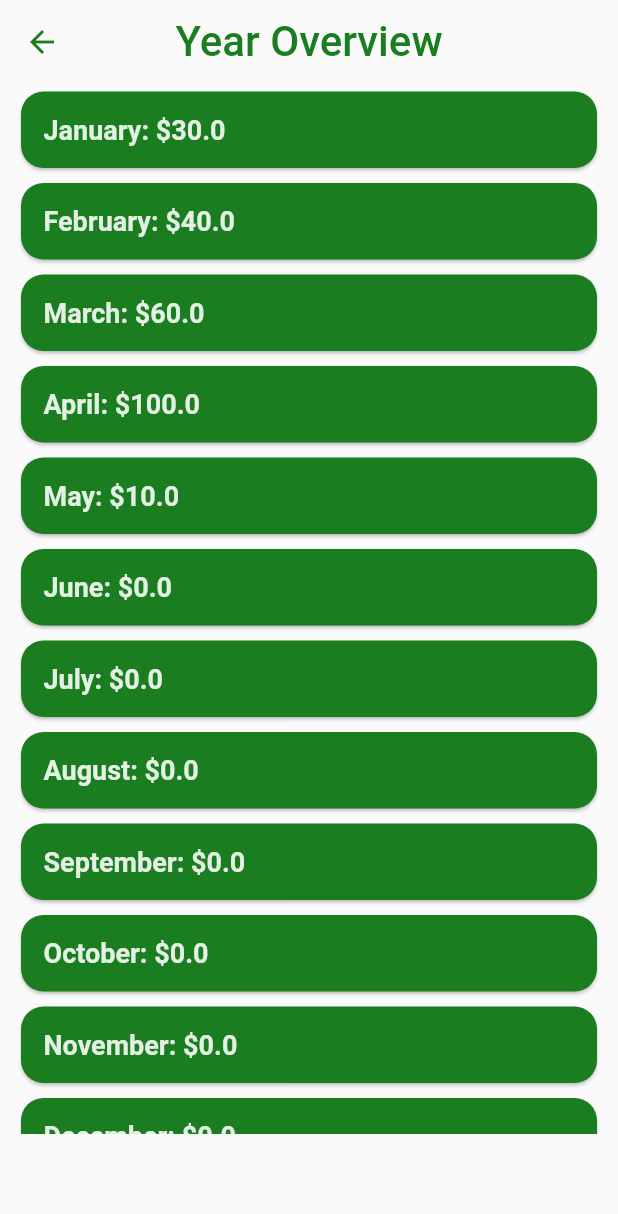
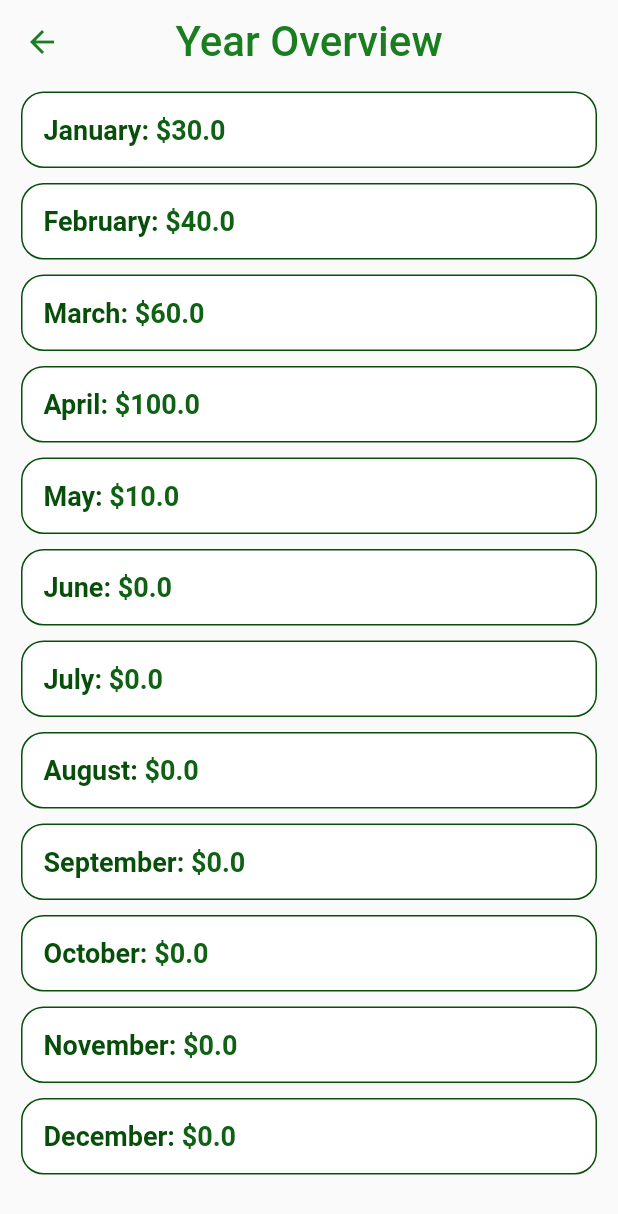
Before and after one commit to adityasundar15/myBasket, a Flutter app: the screen it shows after launch, item 3 of the bottom bar chosen, after a tap on "Check Details >", on a phone screen of 412 x 824 dp. Shown: the top 1214 px of the screen. Run offline on Flutter 3.47's test engine with Material 2 defaults, Android fonts, the phone set to English and light mode, and no system bars; our stand-ins replace fl_chart, sqflite, table_calendar; missing offline and left inert: flutter_animated_dialog; accounts and stored records are empty.

Commit message:
bug fixes

```diff
--- a/lib/chart_data.dart
+++ b/lib/chart_data.dart
@@ -37,9 +37,6 @@ Map<int, double> getYearlyTransactions() {
 
 Map<int, double> yearlyTransactions = getYearlyTransactions();
 
-// Map<int, double> yearlyTransactions = getYearlyTransactions();
-// print(yearlyTransactions)
-
 const double barWidth = 12;
 
 // pie data moved to profile screen
@@ -58,6 +55,8 @@ List<PieChartSectionData> givePieData(double totalBudget) {
         radius: 100)
   ];
 }
+
+List<PieChartSectionData> pieData = givePieData(totalBudget);
 
 List<BarChartGroupData> getBarData() {
   List<BarChartGroupData> myData = [];
--- a/lib/widgets/profilePage/bar_card.dart
+++ b/lib/widgets/profilePage/bar_card.dart
@@ -47,6 +47,11 @@ class ProfileBarCard extends StatelessWidget {
                 width: 325,
                 child: BarChart(
                   BarChartData(
+                    barTouchData: BarTouchData(
+                        touchTooltipData: BarTouchTooltipData(
+                            tooltipBgColor: Colors.white,
+                            tooltipHorizontalAlignment:
+                                FLHorizontalAlignment.center)),
                     titlesData: FlTitlesData(
                       show: false,
                     ),
--- a/lib/widgets/profilePage/bar_details_list.dart
+++ b/lib/widgets/profilePage/bar_details_list.dart
@@ -10,15 +10,16 @@ class BarDetailsList extends StatelessWidget {
 
   Widget displayAllYearlyTransactions() {
     return SizedBox(
-      height: 700,
+      height: 750,
       child: ListView.builder(
         itemCount: yearlyTransactions.length,
         itemBuilder: (context, index) {
           return Container(
             margin: const EdgeInsets.symmetric(horizontal: 10, vertical: 1),
             child: Card(
-              color: ColorOptions.colorscheme[500],
+              shadowColor: Colors.transparent,
               shape: RoundedRectangleBorder(
+                  side: BorderSide(color: ColorOptions.colorscheme[900]!),
                   borderRadius: BorderRadius.circular(15)),
               child: Padding(
                 padding: const EdgeInsets.all(15),
@@ -27,13 +28,13 @@ class BarDetailsList extends StatelessWidget {
                     Text(
                       '${DateFormat.MMMM().format(DateTime(0, index + 1))}: ',
                       style: TextStyle(
-                          color: ColorOptions.colorscheme[50],
+                          color: ColorOptions.colorscheme[900],
                           fontSize: 18,
                           fontWeight: FontWeight.bold),
                     ),
                     Text('\$${yearlyTransactions[index]}',
                         style: TextStyle(
-                            color: ColorOptions.colorscheme[50],
+                            color: ColorOptions.colorscheme[800],
                             fontSize: 18,
                             fontWeight: FontWeight.bold))
                   ],
--- a/lib/widgets/stockPage/edit_expiry.dart
+++ b/lib/widgets/stockPage/edit_expiry.dart
@@ -21,8 +21,8 @@ class _EditExpiryDialogState extends State<EditExpiryDialog> {
     showDatePicker(
             context: context,
             initialDate: widget.editingItem.expiryDate,
-            firstDate: DateTime.now().subtract(const Duration(days: 1)),
-            lastDate: DateTime.now().add(const Duration(days: 30)))
+            firstDate: DateTime.now().subtract(const Duration(days: 30)),
+            lastDate: DateTime.now().add(const Duration(days: 700)))
         .then((value) {
       if (value == null) {
         return;
```
Also changed, not shown: lib/profilePage/profile.dart (deleted, +0 -22 lines), 2 other files.
